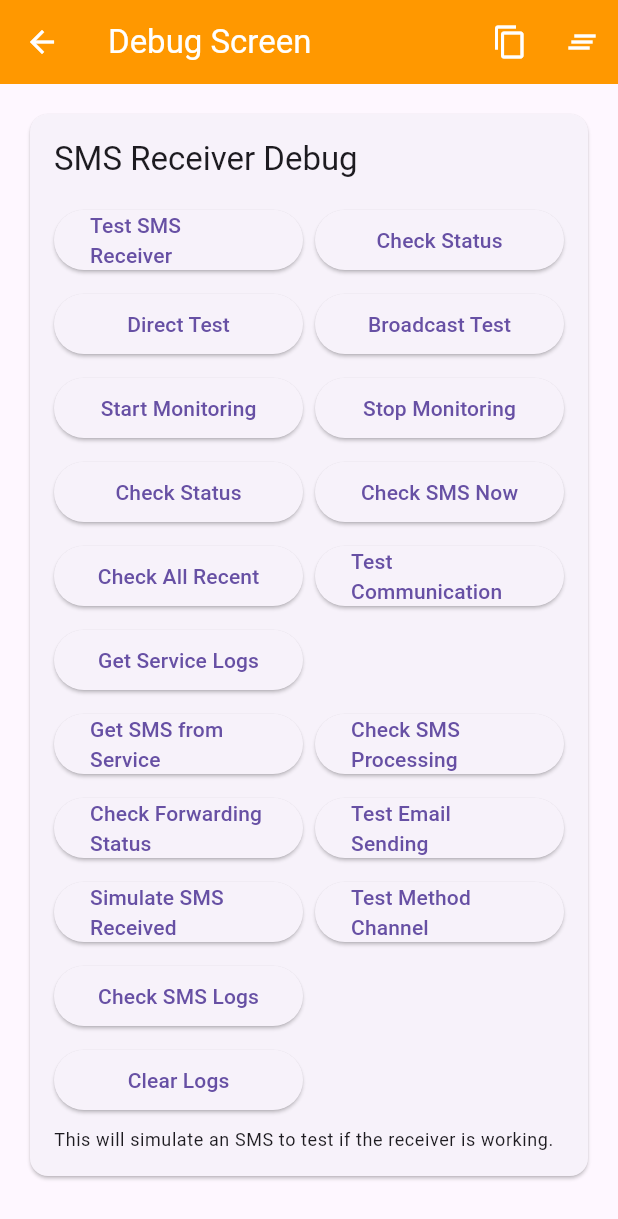
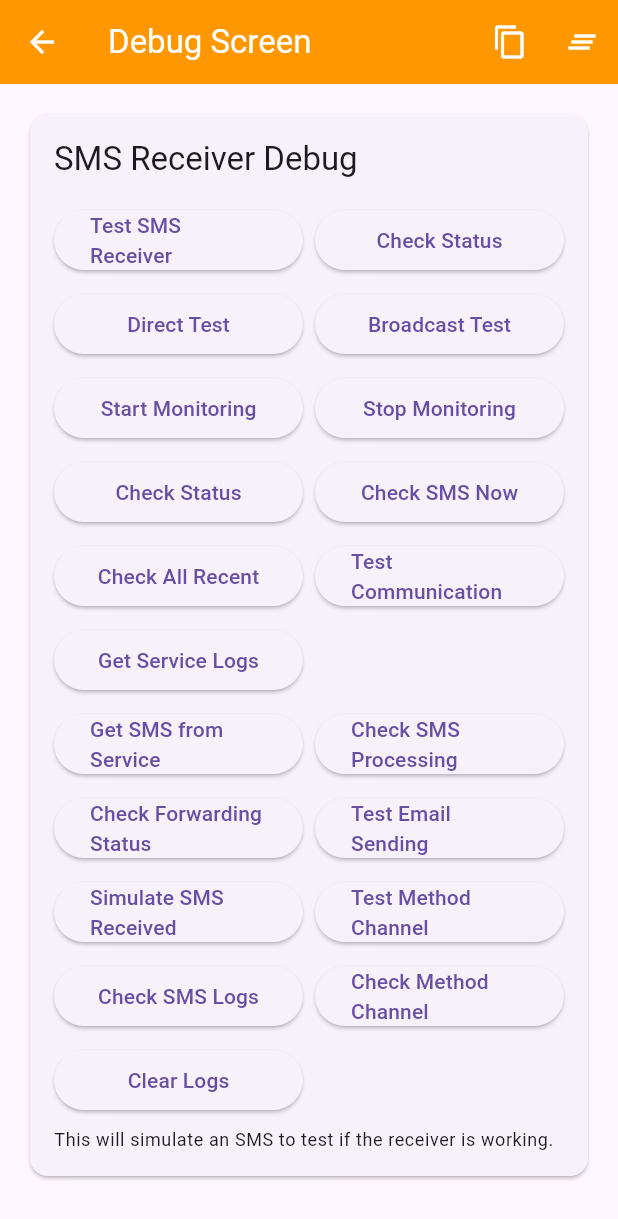
Before and after one commit to softuvo-shanky/forward-sms-app, a Flutter app: the screen it shows after launch, after a tap on the "bug report" icon, on a phone screen of 412 x 824 dp. Shown: the top 1219 px of the screen. Run offline on Flutter 3.47's test engine with Material 3 defaults, Android fonts, the phone set to English and light mode, and no system bars; our stand-ins replace permission_handler, shared_preferences; missing offline and left inert: mailer, sms_advanced; statements that could not run were skipped.

Commit message:
Add method channel debugging and status checking
- Added method channel test on initialization
- Added method channel status checking capability
- Enhanced debugging to identify method channel communication issues
- Added comprehensive method channel testing tools

```diff
--- a/lib/screens/debug_screen.dart
+++ b/lib/screens/debug_screen.dart
@@ -436,6 +436,34 @@ class _DebugScreenState extends State<DebugScreen> {
     }
   }
 
+  Future<void> _checkMethodChannelStatus() async {
+    setState(() {
+      _debugLogs.add('Checking method channel status...');
+    });
+
+    try {
+      // Test basic method channel communication
+      final result = await _channel.invokeMethod('test', {'test': 'Method channel status check'});
+      setState(() {
+        _debugLogs.add('Method channel test result: $result');
+      });
+
+      // Test if we can receive method calls
+      setState(() {
+        _debugLogs.add('Method channel is working - can send calls to Android');
+        _debugLogs.add('Now testing if Android can call Flutter...');
+      });
+
+      // Trigger a test from Android side
+      await _channel.invokeMethod('testServiceCommunication');
+
+    } catch (e) {
+      setState(() {
+        _debugLogs.add('Method channel error: $e');
+      });
+    }
+  }
+
   Future<void> _checkSmsLogs() async {
     setState(() {
       _debugLogs.add('Checking SMS logs...');
@@ -692,7 +720,10 @@ class _DebugScreenState extends State<DebugScreen> {
                         ),
                         const SizedBox(width: 8),
                         Expanded(
-                          child: Container(), // Empty space
+                          child: ElevatedButton(
+                            onPressed: _checkMethodChannelStatus,
+                            child: const Text('Check Method Channel'),
+                          ),
                         ),
                       ],
                     ),
--- a/lib/services/sms_service_simple.dart
+++ b/lib/services/sms_service_simple.dart
@@ -53,6 +53,15 @@ class SmsService {
       }
     });
     print('✅ SMS listener set up successfully');
+
+    // Test the method channel immediately
+    print('🧪 Testing method channel setup...');
+    try {
+      await _channel.invokeMethod('test', {'test': 'Flutter method channel is working'});
+      print('✅ Method channel test successful');
+    } catch (e) {
+      print('❌ Method channel test failed: $e');
+    }
   }
 
   static Future<void> _handleSmsReceived(Map<dynamic, dynamic> smsData) async {
```
